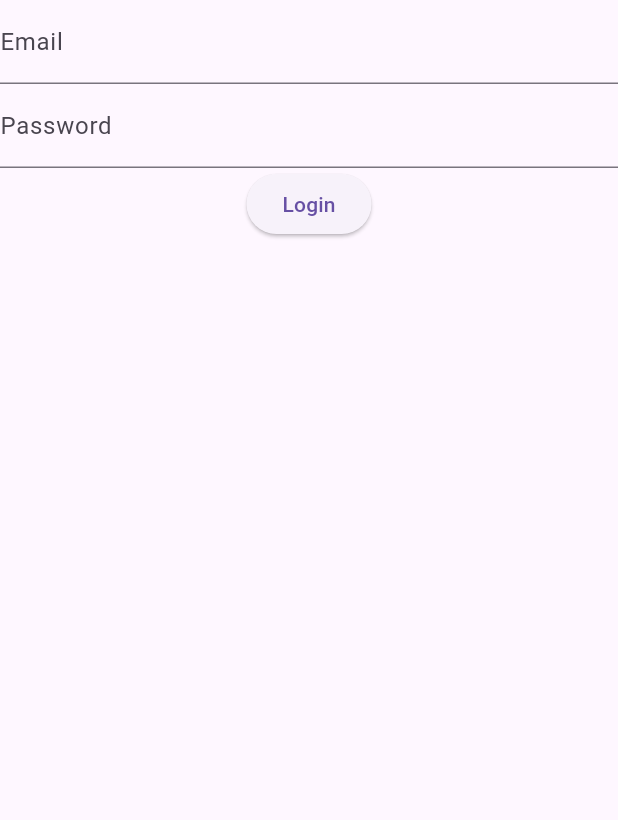
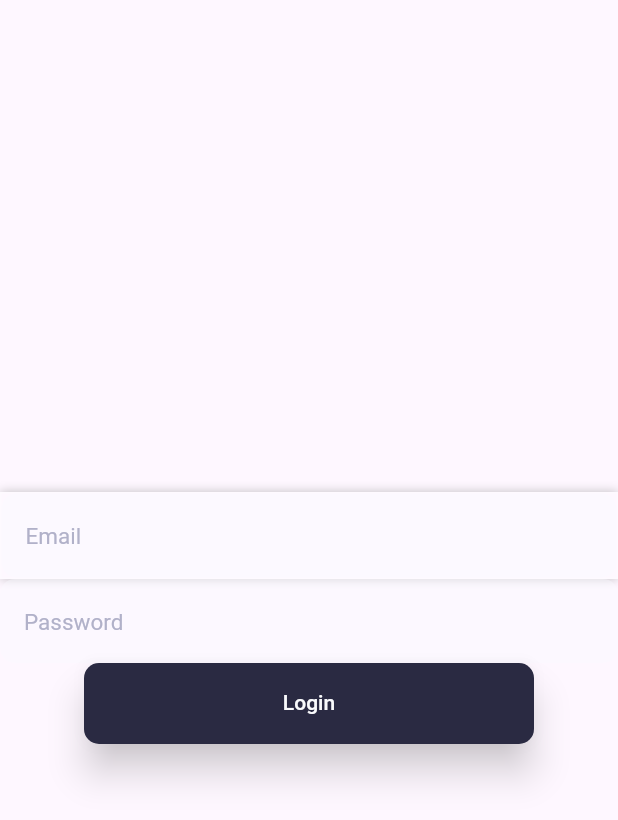
Before and after one commit to ALMESHARI/modawan, a Flutter app: the screen it shows after launch, on a phone screen of 412 x 824 dp. Shown: the top 820 px of the screen. Run offline on Flutter 3.47's test engine with Material 3 defaults, Android fonts, the phone set to English and light mode, and no system bars; our stand-ins replace bloc, dartz, flutter_bloc, flutter_dotenv, get_it, image_picker and 1 more; accounts and stored records are empty; Roboto replaces fonts that are missing (Roboto-Regular, Roboto-SemiBold).

Commit message:
theme initializing

```diff
--- a/lib/core/router.dart
+++ b/lib/core/router.dart
@@ -1,11 +1,11 @@
 import 'package:flutter/material.dart';
 import 'package:flutter_bloc/flutter_bloc.dart';
 import 'package:get_it/get_it.dart';
-import 'package:modawan/features/auth/UI/loginPage.dart';
+import 'package:modawan/features/auth/UI/login_page.dart';
 import 'package:modawan/features/auth/cubit/auth_cubit.dart';
 import 'package:modawan/features/blogs/UIs/home.dart';
 import 'package:modawan/image_upload_page.dart';
-import 'package:modawan/splashPage.dart';
+import 'package:modawan/splash_page.dart';
 
 class AppRouter {
   static const String initialRoute = '/';
--- /dev/null
+++ b/lib/core/widgets/custom_containers.dart
@@ -0,0 +1,28 @@
+import 'dart:ui';
+import 'package:flutter/material.dart';
+import 'package:modawan/theme/theme_constants.dart';
+
+class GlassContainer extends StatelessWidget {
+  final Widget child;
+
+  const GlassContainer({super.key, required this.child});
+
+  @override
+  Widget build(BuildContext context) {
+    return BackdropFilter(
+      filter: ImageFilter.blur(
+        sigmaX: 8.0,
+        sigmaY: 8.0,
+      ),
+      child: Container(
+        decoration: BoxDecoration(
+            color: Colors.white.withOpacity(0.1),
+            boxShadow: [mainBoxShadow],
+            border: Border.all(
+              color: Colors.white30,
+            )),
+        child: child,
+      ),
+    );
+  }
+}
--- a/lib/dependency_container.dart
+++ b/lib/dependency_container.dart
@@ -1,5 +1,4 @@
 import 'package:get_it/get_it.dart';
-import 'package:modawan/core/router.dart';
 import 'package:modawan/features/auth/cubit/auth_cubit.dart';
 import 'package:modawan/features/auth/cubit/auth_loading_cubit.dart';
 
--- a/lib/features/auth/UI/loginPage.dart
+++ /dev/null
@@ -1,71 +0,0 @@
-import 'package:flutter/material.dart';
-import 'package:flutter/scheduler.dart';
-import 'package:get_it/get_it.dart';
-import 'package:modawan/features/auth/cubit/auth_cubit.dart';
-import 'package:flutter_bloc/flutter_bloc.dart';
-import 'package:modawan/features/auth/cubit/auth_loading_cubit.dart';
-
-class LoginPage extends StatelessWidget {
-  LoginPage({super.key});
-
-  // create controllers for email and password
-  final emailController = TextEditingController();
-
-  final passwordController = TextEditingController();
-
-  final authCubit = GetIt.I.get<AuthCubit>();
-
-  @override
-  Widget build(BuildContext context) {
-    return BlocListener<AuthCubit, AuthCubitState>(
-      bloc: authCubit,
-      listener: (context, state) {
-        if (state is AuthFailure && context.mounted) {
-          SchedulerBinding.instance!.addPostFrameCallback((_) {
-            ScaffoldMessenger.of(context).showSnackBar(
-              SnackBar(
-                content: Text(state.failure.message),
-              ),
-            );
-          });
-        }
-      },
-      child: Scaffold(
-        body: Column(
-          children: [
-            // create two fields for email and password
-            TextField(
-              controller: emailController,
-              decoration: const InputDecoration(
-                labelText: 'Email',
-              ),
-            ),
-            TextField(
-              controller: passwordController,
-              decoration: const InputDecoration(
-                labelText: 'Password',
-              ),
-            ),
-            // create a button to login
-            BlocBuilder<AuthLoadingCubit, AuthLoadingState>(
-              bloc: GetIt.I.get<AuthLoadingCubit>(),
-              builder: (context, state) {
-
-                return ElevatedButton(
-                  onPressed: state is AuthLoadingComplete ? () async {
-                    await authCubit.loginWithPassword(
-                        emailController.text, passwordController.text);
-                    // clear the fields
-                    emailController.clear();
-                    passwordController.clear();
-                  } : null,
-                  child: state is AuthLoadingComplete ? Text('Login') : SizedBox(height: 20, width: 20,child: CircularProgressIndicator()),
-                );
-              },
-            ),
-          ],
-        ),
-      ),
-    );
-  }
-}
--- /dev/null
+++ b/lib/features/auth/UI/login_page.dart
@@ -0,0 +1,86 @@
+import 'package:flutter/scheduler.dart';
+import 'package:get_it/get_it.dart';
+import 'package:modawan/core/widgets/custom_containers.dart';
+import 'package:modawan/features/auth/cubit/auth_cubit.dart';
+import 'package:flutter_bloc/flutter_bloc.dart';
+import 'package:modawan/features/auth/cubit/auth_loading_cubit.dart';
+import 'package:flutter/material.dart';
+
+class LoginPage extends StatelessWidget {
+  LoginPage({super.key});
+
+  // create controllers for email and password
+  final emailController = TextEditingController();
+
+  final passwordController = TextEditingController();
+
+  final authCubit = GetIt.I.get<AuthCubit>();
+
+  @override
+  Widget build(BuildContext context) {
+    return BlocListener<AuthCubit, AuthCubitState>(
+      bloc: authCubit,
+      listener: (context, state) {
+        if (state is AuthFailure && context.mounted) {
+          SchedulerBinding.instance.addPostFrameCallback((_) {
+            ScaffoldMessenger.of(context).showSnackBar(
+              SnackBar(
+                content: Text(state.failure.message),
+              ),
+            );
+          });
+        }
+      },
+      child: Scaffold(
+        // backgroundColor: Colors.transparent,
+        body:
+          Column(
+            mainAxisAlignment: MainAxisAlignment.center,
+            crossAxisAlignment: CrossAxisAlignment.center,
+            children: [
+              // create two fields for email and password
+              GlassContainer(
+
+                child: TextField(
+                  controller: emailController,
+                  decoration: const InputDecoration(
+                    hintText: 'Email',
+                  ),
+                ),
+              ),
+              TextField(
+                controller: passwordController,
+                decoration: const InputDecoration(
+                  hintText: 'Password',
+                ),
+              ),
+              // create a button to login
+              BlocBuilder<AuthLoadingCubit, AuthLoadingState>(
+                bloc: GetIt.I.get<AuthLoadingCubit>(),
+                builder: (context, state) {
+                  return ElevatedButton(
+                    onPressed: state is AuthLoadingComplete
+                        ? () async {
+                            await authCubit.loginWithPassword(
+                                emailController.text, passwordController.text);
+                            // clear the fields
+                            emailController.clear();
+                            passwordController.clear();
+                          }
+                        : null,
+                    child: state is AuthLoadingComplete
+                        ? const Text('Login')
+                        : const SizedBox(
+                            height: 20,
+                            width: 20,
+                            child: CircularProgressIndicator()),
+                  );
+                },
+              ),
+            ],
+          ),
+        ),
+
+    );
+  }
+}
--- a/lib/features/auth/cubit/auth_cubit.dart
+++ b/lib/features/auth/cubit/auth_cubit.dart
@@ -1,5 +1,4 @@
 import 'package:flutter/material.dart';
-import 'package:get_it/get_it.dart';
 import 'package:modawan/core/failures.dart';
 import 'package:modawan/features/auth/cubit/auth_loading_cubit.dart';
 import 'package:modawan/main.dart';
--- a/lib/main.dart
+++ b/lib/main.dart
@@ -1,10 +1,64 @@
 import 'package:flutter/material.dart';
 import 'package:modawan/core/router.dart';
 import 'package:modawan/dependency_container.dart';
+import 'package:modawan/theme/theme_constants.dart';
+import 'package:modawan/theme/theme_manager.dart';
 import 'package:supabase_flutter/supabase_flutter.dart';
 import 'package:flutter_dotenv/flutter_dotenv.dart';
 
 Future<void> main() async {
+  await _initialization();
+  runApp(const MyApp());
+}
+
+// Get a reference your Supabase client
+final supabase = Supabase.instance.client;
+
+ThemeManager themeManager = ThemeManager();
+
+class MyApp extends StatefulWidget {
+  const MyApp({super.key});
+
+  @override
+  State<MyApp> createState() => _MyAppState();
+}
+
+class _MyAppState extends State<MyApp> {
+  @override
+  void dispose() {
+    themeManager.removeListener(themeListner);
+    super.dispose();
+  }
+
+  @override
+  void initState() {
+    themeManager.addListener(() {
+      themeListner();
+    });
+    super.initState();
+  }
+
+  themeListner() {
+    if (mounted) {
+      setState(() {});
+    }
+  }
+
+  @override
+  Widget build(BuildContext context) {
+    return MaterialApp(
+      debugShowCheckedModeBanner: false,
+      routes: AppRouter.routes,
+      title: 'Modawan',
+      theme: lightTheme,
+      darkTheme: darkTheme,
+      themeMode: themeManager.themeMode,
+      home: authRouteBuilder(),
+    );
+  }
+}
+
+Future<void> _initialization() async {
   await dotenv.load(fileName: ".env");
   await Supabase.initialize(
     debug: true,
@@ -12,26 +66,4 @@ Future<void> main() async {
     anonKey: dotenv.env['SUPABASE_ANON_KEY']!,
   );
   setupDependencyContainer();
-  runApp(MyApp());
 }
-
-// Get a reference your Supabase client
-final supabase = Supabase.instance.client;
-
-class MyApp extends StatelessWidget {
-  const MyApp({super.key});
-
-  @override
-  Widget build(BuildContext context) {
-    return MaterialApp(
-      routes: AppRouter.routes,
-      title: 'Modawan',
-      theme: ThemeData(
-        primarySwatch: Colors.blue,
-      ),
-      home: authRouteBuilder(),
-    );
-  }
-
-
-}
--- a/lib/splashPage.dart
+++ b/lib/splash_page.dart
@@ -1,7 +1,4 @@
 import 'package:flutter/material.dart';
-import 'package:get_it/get_it.dart';
-import 'package:modawan/dependency_container.dart';
-import 'package:modawan/features/auth/cubit/auth_cubit.dart';
 
 class SplashPage extends StatelessWidget {
   const SplashPage({super.key});
--- /dev/null
+++ b/lib/theme/theme_constants.dart
@@ -0,0 +1,135 @@
+import 'package:flutter/material.dart';
+
+// display for clickable text
+//
+
+ThemeData lightTheme = ThemeData(
+  textTheme: TextTheme(
+    bodyMedium: AppTextStyles.maintextstyle,
+    displayMedium: AppTextStyles.clickabletext,
+  ),
+  brightness: Brightness.light,
+  primaryColor: AppColors.darkblue,
+  floatingActionButtonTheme: const FloatingActionButtonThemeData(
+    backgroundColor: AppColors.darkblue,
+  ),
+  elevatedButtonTheme: ElevatedButtonThemeData(style: elevatedButtonStyle),
+  inputDecorationTheme: inputDecorationTheme,
+);
+
+ThemeData darkTheme = ThemeData(
+  textTheme: TextTheme(
+    bodyMedium: AppTextStyles.maintextstyle
+        .copyWith(color: const Color.fromARGB(255, 223, 223, 223)),
+    displayMedium:
+        AppTextStyles.clickabletext.copyWith(color: AppColors.whiteblue),
+  ),
+  brightness: Brightness.dark,
+  primaryColor: AppColors.darkblue,
+  floatingActionButtonTheme: const FloatingActionButtonThemeData(
+    backgroundColor: AppColors.darkblue,
+  ),
+  elevatedButtonTheme: ElevatedButtonThemeData(
+    style: elevatedButtonStyle.copyWith(
+      backgroundColor: WidgetStateProperty.all(AppColors.whiteblue),
+      foregroundColor: WidgetStateProperty.all(AppColors.darkblue),
+    ),
+  ),
+  inputDecorationTheme: inputDecorationTheme,
+);
+
+ButtonStyle elevatedButtonStyle = ButtonStyle(
+    shadowColor: WidgetStateProperty.all(mainBoxShadow.color),
+    elevation: WidgetStateProperty.all(10),
+    minimumSize: const WidgetStatePropertyAll(
+      Size(300, 50),
+    ),
+    foregroundColor: WidgetStateProperty.all(AppColors.whiteblue),
+    textStyle: WidgetStateProperty.all(AppTextStyles.buttontextstyle),
+    // add gradient color for the background
+
+    backgroundColor: WidgetStateProperty.all(AppColors.darkblue),
+    padding: WidgetStateProperty.all(
+      const EdgeInsets.symmetric(
+        vertical: 20,
+        horizontal: 40,
+      ),
+    ),
+    shape: WidgetStateProperty.all(
+      RoundedRectangleBorder(
+        borderRadius: BorderRadius.circular(10),
+      ),
+      // add box shadow
+    ));
+
+InputDecorationTheme inputDecorationTheme = InputDecorationTheme(
+  hintStyle: AppTextStyles.maintextstyle
+      .copyWith(color: AppColors.inputplaceholdertext),
+  border: OutlineInputBorder(
+    borderSide: BorderSide.none,
+    borderRadius: BorderRadius.circular(10),
+  ),
+  filled: true,
+  fillColor: AppColors.glasscolor,
+  prefixIconColor: AppColors.darkblue,
+
+
+
+);
+
+class AppColors {
+  const AppColors();
+
+  static const Color regulartextcolor = Color(0xff595985);
+  static const Color inputplaceholdertext = Color(0xffb1b1c9);
+  static const Color darkblue = Color(0xff2a2a42);
+  static const Color highlighttextcolor = Color(0xff9b9ad1);
+  static const Color mainstroke = Color(0x1ab1b1c9);
+  static const Color whiteblue = Color(0xfff9fafc);
+  static const Color glasscolor = Color(0x66fafaff);
+}
+
+class AppTextStyles {
+  const AppTextStyles();
+
+  static TextStyle get maintextstyle => const TextStyle(
+        fontSize: 15,
+        decoration: TextDecoration.none,
+        fontFamily: 'Roboto-Regular',
+        fontStyle: FontStyle.normal,
+        fontWeight: FontWeight.normal,
+        height: 12 / 12,
+        letterSpacing: 0,
+        color: AppColors.regulartextcolor,
+      );
+
+  static TextStyle get clickabletext => const TextStyle(
+        fontSize: 15,
+        decoration: TextDecoration.none,
+        fontFamily: 'Roboto-Regular',
+        fontStyle: FontStyle.normal,
+        fontWeight: FontWeight.normal,
+        height: 13 / 13,
+        letterSpacing: 0,
+        color: AppColors.highlighttextcolor,
+      );
+
+  static TextStyle get buttontextstyle => const TextStyle(
+        fontSize: 14,
+        decoration: TextDecoration.none,
+        fontFamily: 'Roboto-SemiBold',
+        fontStyle: FontStyle.normal,
+        fontWeight: FontWeight.w500,
+        height: 1,
+        letterSpacing: 0,
+      );
+}
+
+// create box shadow from figma where blur = 20 , spread and x and y = 0 color is 0000000 with 9% opacity
+BoxShadow mainBoxShadow = const BoxShadow(
+  blurStyle: BlurStyle.outer,
+  color: Color.fromARGB(129, 134, 134, 134),
+  blurRadius: 5,
+  spreadRadius: 0,
+  offset: Offset(0, 0),
+);
--- a/pubspec.yaml
+++ b/pubspec.yaml
@@ -41,6 +41,7 @@ dependencies:
   dartz: ^0.10.1
   flutter_bloc: ^8.1.5
   get_it: ^7.7.0
+  flutter_svg: ^2.0.10+1
 
 dev_dependencies:
   flutter_test:
@@ -67,7 +68,7 @@ flutter:
   # To add assets to your application, add an assets section, like this:
   assets:
     - .env
-  #   - images/a_dot_burr.jpeg
+    - assets/images/
   #   - images/a_dot_ham.jpeg
 
   # An image asset can refer to one or more resolution-specific "variants", see
```
Also changed, not shown: lib/features/blogs/UIs/home.dart (+23 -1 lines), lib/image_upload_page.dart (+2 -6 lines), lib/theme/theme_manager.dart (added, +13 -0 lines), pubspec.lock.
